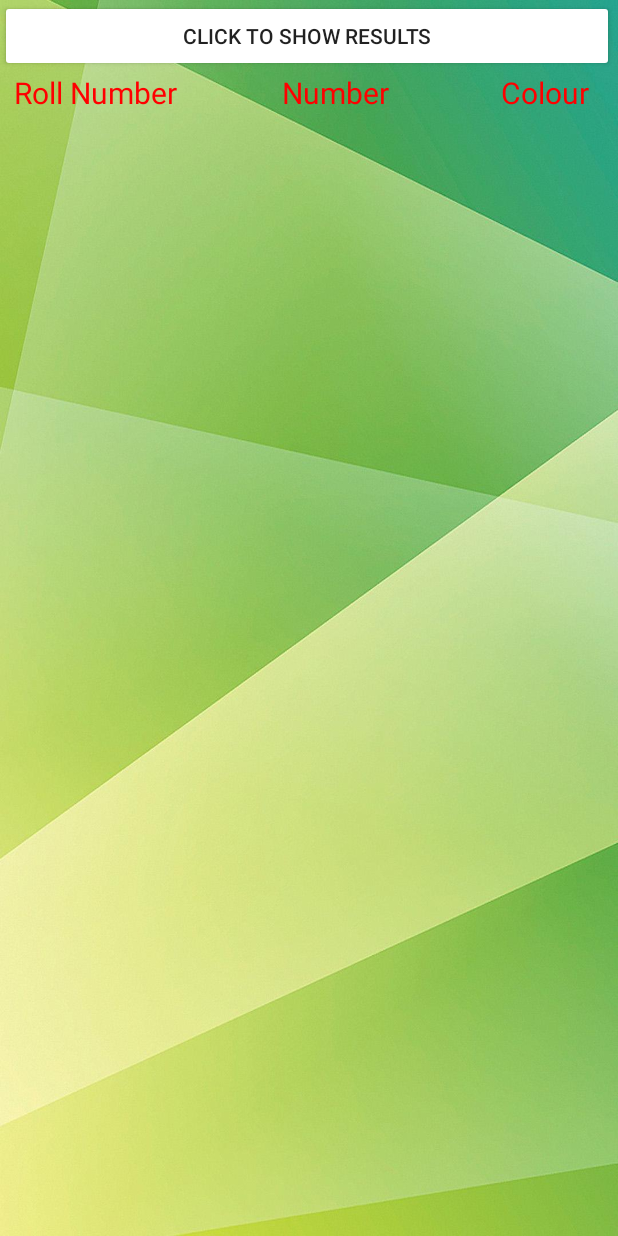
After one commit to EthanMarv/BeatTheBookies, an Android app: the RouletteHistoryPage screen opened directly, with no data from a screen before it, on a phone screen of 412 x 824 dp. The commit adds this screen. Run offline under Robolectric (Android 15) with nearby library versions, the phone set to English and light mode, and no system bars.

Commit message:
Roulette History page functional

```diff
--- a/app/src/main/AndroidManifest.xml
+++ b/app/src/main/AndroidManifest.xml
@@ -11,6 +11,9 @@
         android:supportsRtl="true"
         android:theme="@style/Theme.BeatTheBookies"
         tools:targetApi="31">
+        <activity
+            android:name=".RouletteHistoryPage"
+            android:exported="false" />
         <activity
             android:name=".RouletteGame"
             android:exported="false" />
--- a/app/src/main/java/com/example/beatthebookies/CoinFlipHistoryPage.kt
+++ b/app/src/main/java/com/example/beatthebookies/CoinFlipHistoryPage.kt
@@ -12,7 +12,6 @@ class CoinFlipHistoryPage : AppCompatActivity() {
         setContentView(R.layout.activity_coin_flip_history_page)
 
     }
-
            fun update(view: View) {
 
                val context = this
--- /dev/null
+++ b/app/src/main/java/com/example/beatthebookies/RouletteHistoryPage.kt
@@ -0,0 +1,35 @@
+package com.example.beatthebookies
+
+import androidx.appcompat.app.AppCompatActivity
+import android.os.Bundle
+import android.view.View
+import android.widget.Button
+import android.widget.TextView
+import org.w3c.dom.Text
+
+class RouletteHistoryPage : AppCompatActivity() {
+    override fun onCreate(savedInstanceState: Bundle?) {
+        super.onCreate(savedInstanceState)
+        setContentView(R.layout.activity_roulette_history_page)
+    }
+
+    fun update(view: View) {
+
+        val context = this
+        var db = DataBaseHelper(context)
+
+        val btn_update = findViewById<Button>(R.id.btn_update)
+        val tvResult = findViewById<TextView>(R.id.tvResult)
+
+
+
+        var data = db.getRouletteResults()
+
+        tvResult.text = ""
+
+        for (i in 0..(data.size-1)){
+            tvResult.append(data.get(i).Id.toString() + "                           " + data.get(i).Result + "                     " + data.get(i).Colour +  "\n")
+
+        }
+    }
+}
--- /dev/null
+++ b/app/src/main/res/layout/activity_roulette_history_page.xml
@@ -0,0 +1,59 @@
+<?xml version="1.0" encoding="utf-8"?>
+<androidx.constraintlayout.widget.ConstraintLayout xmlns:android="http://schemas.android.com/apk/res/android"
+    xmlns:app="http://schemas.android.com/apk/res-auto"
+    xmlns:tools="http://schemas.android.com/tools"
+    android:layout_width="match_parent"
+    android:layout_height="match_parent"
+    tools:context=".RouletteHistoryPage"
+    android:background="@drawable/wp4999477">
+
+    <LinearLayout
+        android:layout_width="409dp"
+        android:layout_height="729dp"
+        android:orientation="vertical"
+        tools:layout_editor_absoluteX="1dp"
+        tools:layout_editor_absoluteY="1dp">
+
+        <androidx.appcompat.widget.AppCompatButton
+            android:id="@+id/btn_update"
+            android:layout_width="match_parent"
+            android:layout_height="wrap_content"
+            android:onClick="update"
+            android:text="Click to show results"
+            android:backgroundTint="@color/white"/>
+
+        <LinearLayout
+            android:layout_width="match_parent"
+            android:layout_height="41dp"
+            android:orientation="vertical">
+
+            <TextView
+                android:id="@+id/textView8"
+                android:layout_width="match_parent"
+                android:layout_height="match_parent"
+                android:text="  Roll Number               Number                Colour"
+                android:textSize="20sp"
+                android:textColor="#FF0000"
+                />
+        </LinearLayout>
+
+        <LinearLayout
+            android:layout_width="match_parent"
+            android:layout_height="match_parent"
+            android:orientation="horizontal">
+
+            <ScrollView
+                android:layout_width="match_parent"
+                android:layout_height="match_parent">
+
+                <TextView
+                    android:id="@+id/tvResult"
+                    android:layout_width="match_parent"
+                    android:layout_height="wrap_content"
+                    android:textSize="24sp" />
+            </ScrollView>
+
+        </LinearLayout>
+
+    </LinearLayout>
+</androidx.constraintlayout.widget.ConstraintLayout>
```
Also changed, not shown: app/src/main/java/com/example/beatthebookies/DataBaseHelper.kt (+24 -0 lines).
